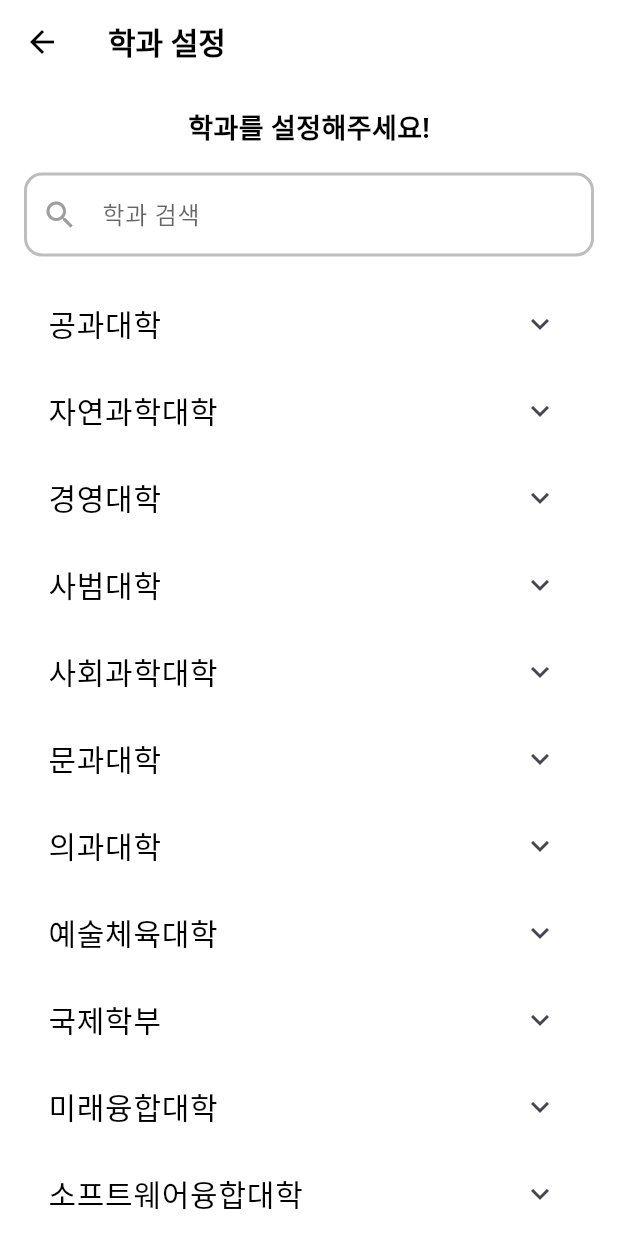
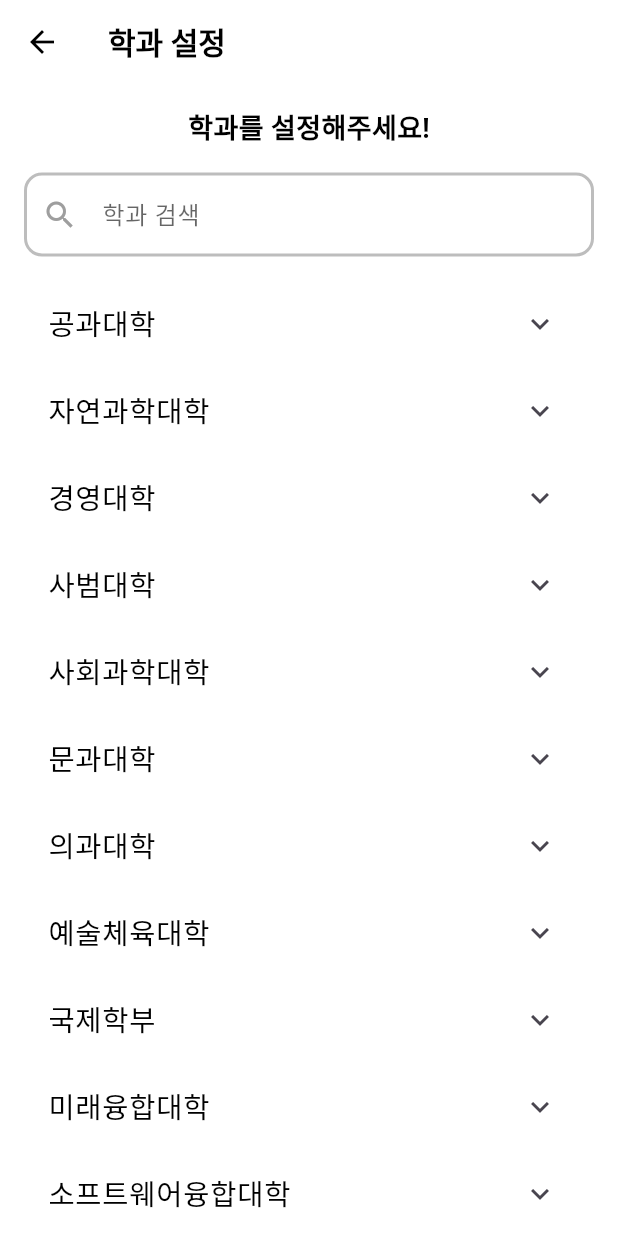
Before and after one commit to InhaNotice/inha_notice, a Flutter app: the MajorSettingPage screen opened directly, on a phone screen of 412 x 824 dp. Run offline on Flutter 3.47's test engine with Material 3 defaults, Android fonts, the phone set to English and light mode, and no system bars; our stand-ins replace firebase_core, firebase_messaging, flutter_dotenv, logger, shared_preferences, sqflite and 1 more; accounts and stored records are empty; network calls fail; Roboto replaces fonts that are missing (Pretendard); statements that could not run were skipped; project files that could hold a hidden picture were left out.

Commit message:
style: update themes

```diff
--- a/lib/screens/bottom_navigation/more/major_setting_page.dart
+++ b/lib/screens/bottom_navigation/more/major_setting_page.dart
@@ -177,7 +177,7 @@ class _MajorSettingPageState extends State<MajorSettingPage> {
                                 entry.key,
                                 style: TextStyle(
                                   fontFamily: Font.kDefaultFont,
-                                  fontSize: 20,
+                                  fontSize: 19,
                                   fontWeight: FontWeight.normal,
                                   color: Theme.of(context)
                                           .textTheme
--- a/lib/themes/theme.dart
+++ b/lib/themes/theme.dart
@@ -19,6 +19,7 @@ final ThemeData lightTheme = ThemeData(
     bodyMedium: TextStyle(color: Colors.black),
     bodySmall: TextStyle(color: Colors.grey),
   ),
+  primaryColorLight: Colors.blue,
   iconTheme: const IconThemeData(color: Colors.grey),
   dividerColor: Colors.grey[300],
 );
@@ -42,6 +43,7 @@ final ThemeData darkTheme = ThemeData(
       bodyMedium: TextStyle(color: Colors.white),
       bodySmall: TextStyle(color: Colors.grey),
     ),
+    primaryColorLight: Colors.blue,
     iconTheme: const IconThemeData(color: Colors.white),
     dividerColor: const Color(0xFF292929));
 
@@ -60,5 +62,6 @@ extension BorderColors on ThemeData {
 }
 
 extension BoxBorderColors on ThemeData {
-  Color get boxBorderColor => Colors.black26;
+  Color get boxBorderColor =>
+      brightness == Brightness.light ? Colors.black26 : Colors.white24;
 }
```
